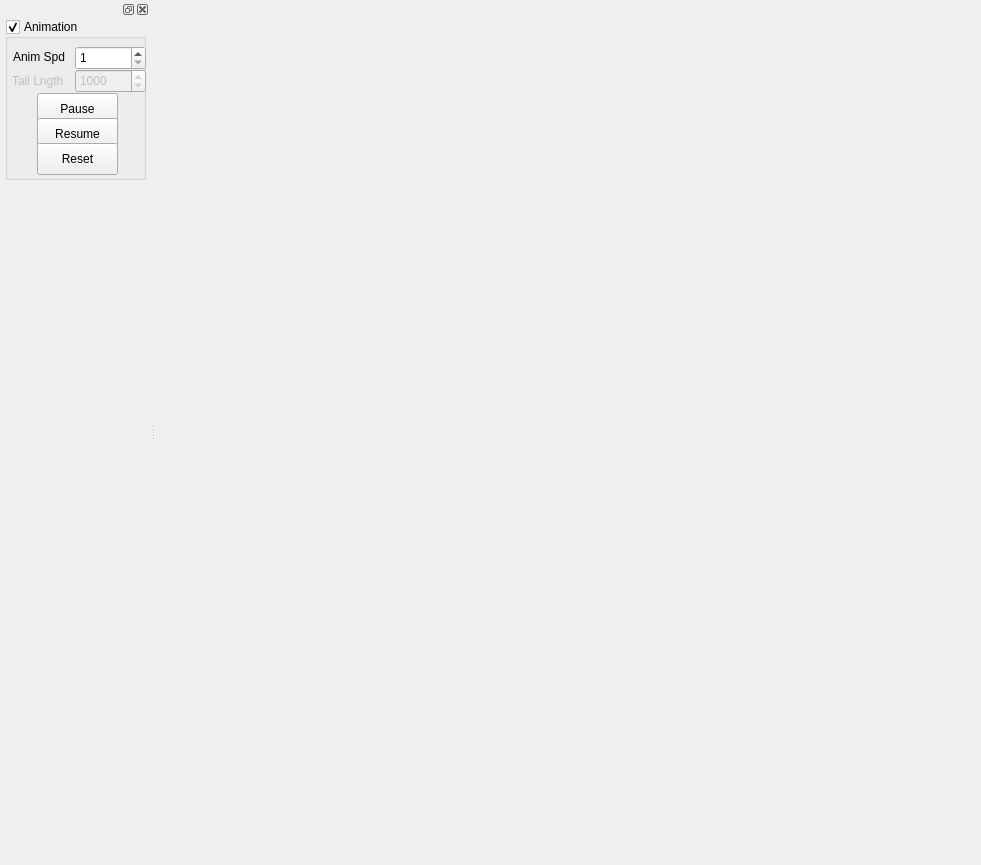
Qt form VASTChallenge.ui (bhatiaharsh/VASTchallenge2015) before a commit.
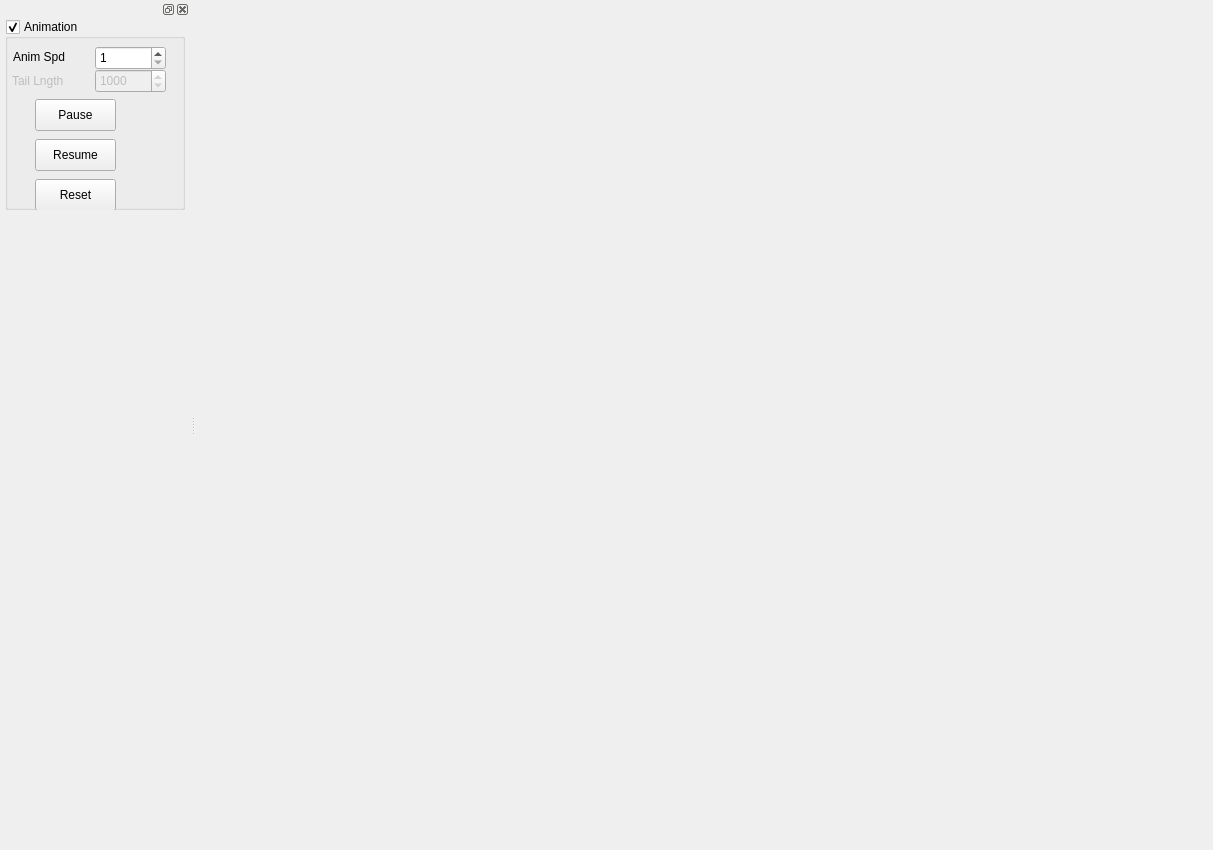
The same form after that commit.

Diff of the .ui file:
```diff
--- a/VASTChallenge.ui
+++ b/VASTChallenge.ui
@@ -9,8 +9,8 @@
    <rect>
     <x>0</x>
     <y>0</y>
-    <width>981</width>
-    <height>865</height>
+    <width>1213</width>
+    <height>850</height>
    </rect>
   </property>
   <property name="sizePolicy">
@@ -36,8 +36,8 @@
   <widget class="QDockWidget" name="dockWidget">
    <property name="minimumSize">
     <size>
-     <width>150</width>
-     <height>700</height>
+     <width>190</width>
+     <height>706</height>
     </size>
    </property>
    <attribute name="dockWidgetArea">
@@ -52,8 +52,8 @@
       <rect>
        <x>5</x>
        <y>0</y>
-       <width>141</width>
-       <height>161</height>
+       <width>180</width>
+       <height>191</height>
       </rect>
      </property>
      <property name="title">
@@ -76,7 +76,7 @@
        <rect>
         <x>8</x>
         <y>30</y>
-        <width>61</width>
+        <width>71</width>
         <height>16</height>
        </rect>
       </property>
@@ -90,7 +90,7 @@
       </property>
       <property name="geometry">
        <rect>
-        <x>70</x>
+        <x>90</x>
         <y>27</y>
         <width>71</width>
         <height>24</height>
@@ -134,7 +134,7 @@
       </property>
       <property name="geometry">
        <rect>
-        <x>70</x>
+        <x>90</x>
         <y>50</y>
         <width>71</width>
         <height>24</height>
@@ -162,8 +162,8 @@
       </property>
       <property name="geometry">
        <rect>
-        <x>32</x>
-        <y>74</y>
+        <x>30</x>
+        <y>80</y>
         <width>81</width>
         <height>32</height>
        </rect>
@@ -181,8 +181,8 @@
       </property>
       <property name="geometry">
        <rect>
-        <x>32</x>
-        <y>99</y>
+        <x>30</x>
+        <y>120</y>
         <width>81</width>
         <height>32</height>
        </rect>
@@ -200,8 +200,8 @@
       </property>
       <property name="geometry">
        <rect>
-        <x>32</x>
-        <y>124</y>
+        <x>30</x>
+        <y>160</y>
         <width>81</width>
         <height>32</height>
        </rect>
```
Left out of the diff: 4 changed lines with no effect on the pictures.
